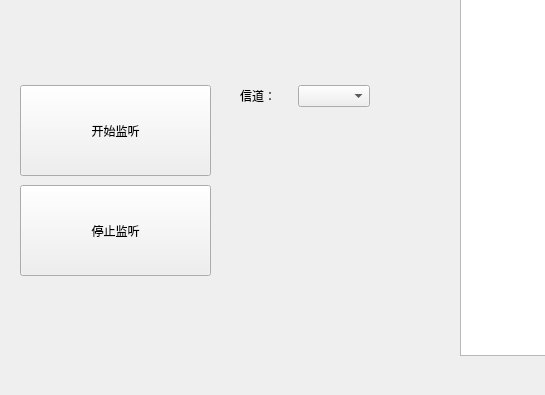
Above: ui/ap_remote_monitor.ui from 7fen/ap_remote_monitor before the change; both pictures show x 0 to 545 and y 255 to 650 of the 955 by 650 pixel window. Below: the same form after it.
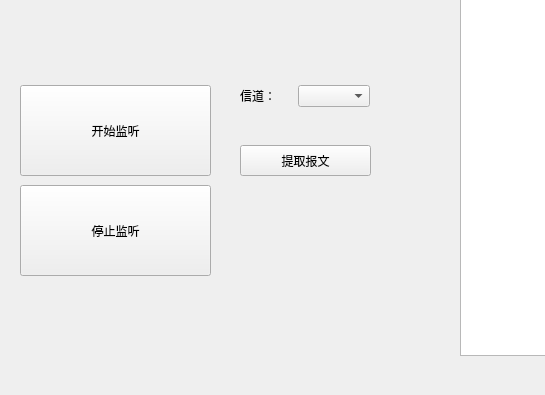
That is the form after the change.

Commit message: Add GUI logic -- part 1

What changed in the file:
```diff
--- a/ui/ap_remote_monitor.ui
+++ b/ui/ap_remote_monitor.ui
@@ -63,7 +63,7 @@
      <string>&lt;html&gt;&lt;head/&gt;&lt;body&gt;&lt;p&gt;&lt;span style=&quot; font-size:10pt; font-weight:600;&quot;&gt;日志&lt;/span&gt;&lt;/p&gt;&lt;/body&gt;&lt;/html&gt;</string>
     </property>
    </widget>
-   <widget class="QWidget" name="">
+   <widget class="QWidget" name="layoutWidget">
     <property name="geometry">
      <rect>
       <x>20</x>
@@ -116,7 +116,7 @@
      </item>
     </layout>
    </widget>
-   <widget class="QWidget" name="">
+   <widget class="QWidget" name="layoutWidget">
     <property name="geometry">
      <rect>
       <x>50</x>
@@ -142,7 +142,7 @@
      </item>
     </layout>
    </widget>
-   <widget class="QWidget" name="">
+   <widget class="QWidget" name="layoutWidget">
     <property name="geometry">
      <rect>
       <x>240</x>
@@ -164,6 +164,19 @@
      </item>
     </layout>
    </widget>
+   <widget class="QPushButton" name="pushButton_fetch_pkt">
+    <property name="geometry">
+     <rect>
+      <x>240</x>
+      <y>400</y>
+      <width>131</width>
+      <height>31</height>
+     </rect>
+    </property>
+    <property name="text">
+     <string>提取报文</string>
+    </property>
+   </widget>
   </widget>
   <widget class="QMenuBar" name="menubar">
    <property name="geometry">
```
Left out of the diff: 2 changed lines with no effect on the pictures. The commit also changes 5 other files.
